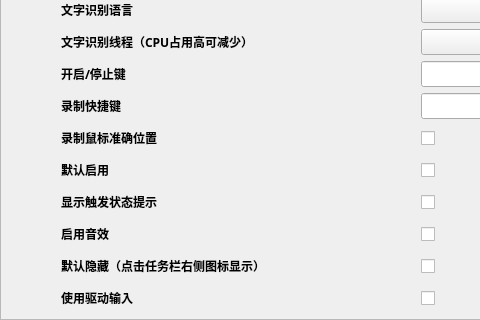
The window that source/ui/SettingsUi.ui (ChiyukiGana/Quickinput) describes before a commit, drawn with Qt 5; both pictures show x 0 to 480 and y 120 to 440 of the 640 by 440 pixel window.
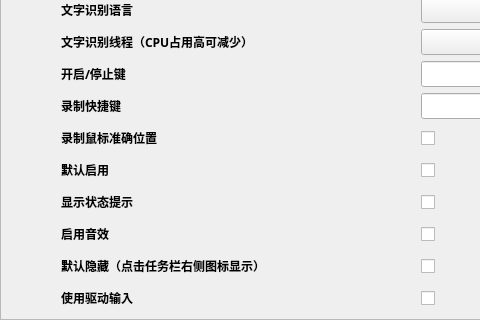
The same window after the commit. Icons and pictures are not drawn. Custom widgets are drawn as their Qt base class.

```diff
--- a/source/ui/SettingsUi.ui
+++ b/source/ui/SettingsUi.ui
@@ -60,7 +60,7 @@
        <rect>
         <x>0</x>
         <y>0</y>
-        <width>626</width>
+        <width>624</width>
         <height>514</height>
        </rect>
       </property>
@@ -479,7 +479,7 @@
           </font>
          </property>
          <property name="text">
-          <string>显示触发状态提示</string>
+          <string>显示状态提示</string>
          </property>
         </widget>
        </item>
```
